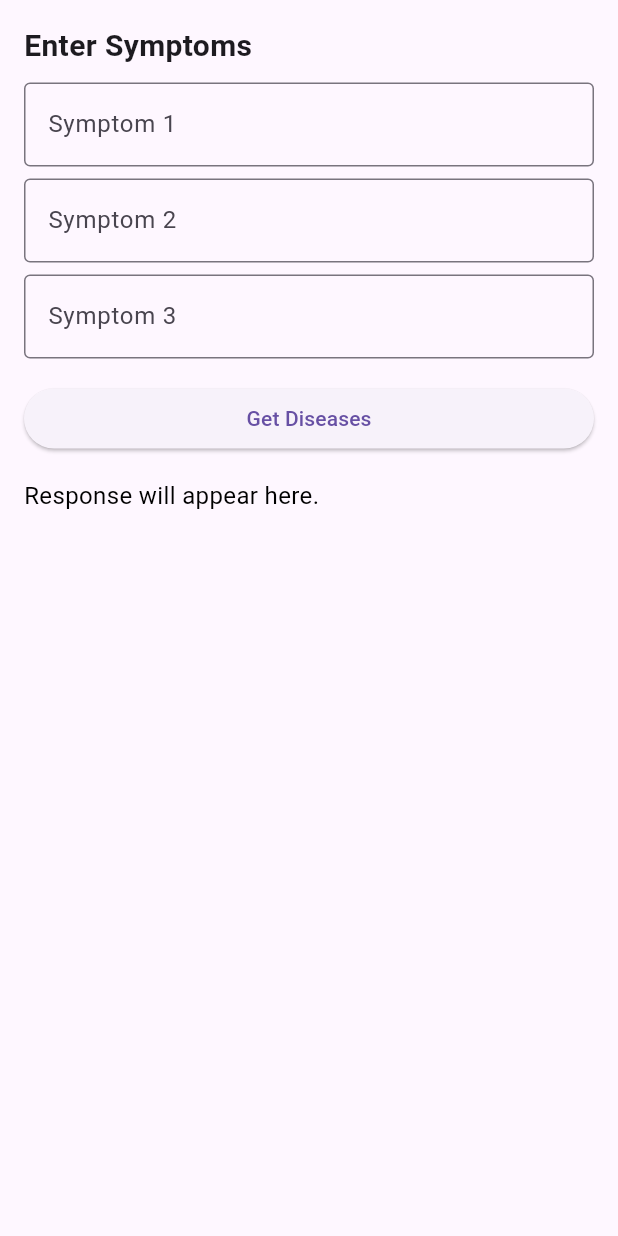
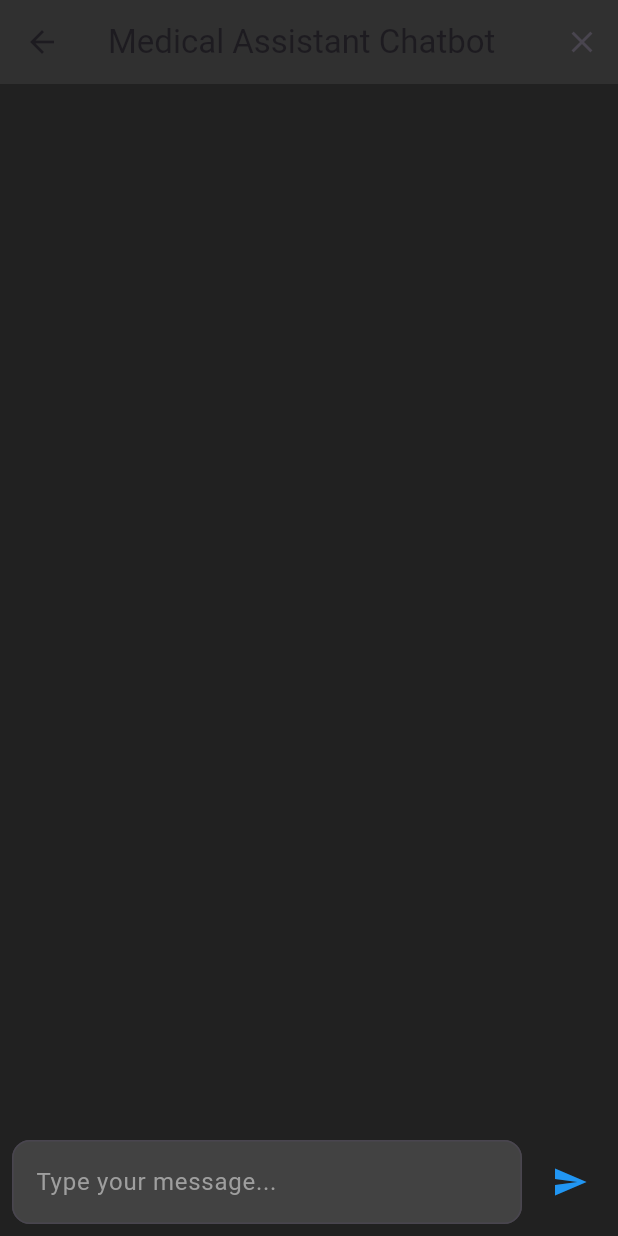
Before and after one commit to AshwinG-23/Medi, a Flutter app: the ChatbotScreen screen opened directly with empty values, on a phone screen of 412 x 824 dp. Run offline on Flutter 3.47's test engine with Material 3 defaults, Android fonts, the phone set to English and light mode, and no system bars; our stand-ins replace cloud_firestore, curved_navigation_bar, firebase_auth, firebase_core, flutter_map, geolocator and 7 more; accounts and stored records are empty.

Commit message:
6 Feb 2321

```diff
--- a/lib/screens/chatbot_screen.dart
+++ b/lib/screens/chatbot_screen.dart
@@ -2,56 +2,51 @@ import 'package:flutter/material.dart';
 import '../services/api_service.dart'; // Import your ChatbotApiService
 
 class ChatbotScreen extends StatefulWidget {
+  final String userId;
   final VoidCallback onClose;
 
-  const ChatbotScreen({super.key, required this.onClose});
+  const ChatbotScreen({
+    super.key,
+    required this.userId,
+    required this.onClose,
+  });
 
   @override
   _ChatbotScreenState createState() => _ChatbotScreenState();
 }
 
 class _ChatbotScreenState extends State<ChatbotScreen> {
-  final TextEditingController _symptom1Controller = TextEditingController();
-  final TextEditingController _symptom2Controller = TextEditingController();
-  final TextEditingController _symptom3Controller = TextEditingController();
-
-  String _response = '';
+  final TextEditingController _messageController = TextEditingController();
+  final List<Map<String, String>> _chatHistory = [];
   bool _isLoading = false;
 
-  /// Validates user input and fetches diseases from the API.
-  Future<void> _fetchDiseases() async {
-    // Validate input
-    if (_symptom1Controller.text.trim().isEmpty ||
-        _symptom2Controller.text.trim().isEmpty ||
-        _symptom3Controller.text.trim().isEmpty) {
-      setState(() {
-        _response = 'Please fill in all the symptom fields.';
-      });
-      return;
-    }
+  /// Sends a message to the chatbot and updates the chat history.
+  Future<void> _sendMessage() async {
+    final String message = _messageController.text.trim();
+    if (message.isEmpty) return;
 
     setState(() {
       _isLoading = true;
-      _response = '';
+      _chatHistory.add({"user": message, "bot": ""});
     });
 
     try {
-      final String response = await ChatbotApiService.getDiseases(
-        symptom1: _symptom1Controller.text.trim(),
-        symptom2: _symptom2Controller.text.trim(),
-        symptom3: _symptom3Controller.text.trim(),
+      final String response = await ChatbotApiService.sendMessage(
+        userId: widget.userId,
+        message: message,
       );
 
       setState(() {
-        _response = response;
+        _chatHistory.last["bot"] = response;
       });
     } catch (e) {
       setState(() {
-        _response = 'Error: $e';
+        _chatHistory.last["bot"] = "Error: $e";
       });
     } finally {
       setState(() {
         _isLoading = false;
+        _messageController.clear();
       });
     }
   }
@@ -59,73 +54,90 @@ class _ChatbotScreenState extends State<ChatbotScreen> {
   @override
   Widget build(BuildContext context) {
     return Scaffold(
-      body: Padding(
-        padding: const EdgeInsets.all(16.0),
+      backgroundColor: Colors.grey[900],
+      appBar: AppBar(
+        title: Text('Medical Assistant Chatbot'),
+        backgroundColor: Colors.grey[850],
+        actions: [
+          IconButton(
+            icon: Icon(Icons.close),
+            onPressed: widget.onClose,
+          ),
+        ],
+      ),
+      body: Column(
+        children: [
+          Expanded(
+            child: ListView.builder(
+              itemCount: _chatHistory.length,
+              itemBuilder: (context, index) {
+                final message = _chatHistory[index];
+                return Padding(
+                  padding: const EdgeInsets.all(8.0),
                   child: Column(
-          crossAxisAlignment: CrossAxisAlignment.stretch,
+                    crossAxisAlignment: message.containsKey("user")
+                        ? CrossAxisAlignment.end
+                        : CrossAxisAlignment.start,
                     children: [
-            Text(
-              'Enter Symptoms',
-              style: TextStyle(fontSize: 20, fontWeight: FontWeight.bold),
+                      if (message.containsKey("user"))
+                        Container(
+                          padding: EdgeInsets.all(12),
+                          decoration: BoxDecoration(
+                            color: Colors.blue[800],
+                            borderRadius: BorderRadius.circular(12),
                           ),
-            SizedBox(height: 10),
-            TextField(
-              controller: _symptom1Controller,
-              decoration: InputDecoration(
-                labelText: 'Symptom 1',
-                border: OutlineInputBorder(),
+                          child: Text(
+                            message["user"]!,
+                            style: TextStyle(color: Colors.white),
                           ),
                         ),
-            SizedBox(height: 8),
-            TextField(
-              controller: _symptom2Controller,
-              decoration: InputDecoration(
-                labelText: 'Symptom 2',
-                border: OutlineInputBorder(),
+                      if (message.containsKey("bot"))
+                        Container(
+                          padding: EdgeInsets.all(12),
+                          decoration: BoxDecoration(
+                            color: Colors.grey[800],
+                            borderRadius: BorderRadius.circular(12),
                           ),
-            ),
-            SizedBox(height: 8),
-            TextField(
-              controller: _symptom3Controller,
-              decoration: InputDecoration(
-                labelText: 'Symptom 3',
-                border: OutlineInputBorder(),
-              ),
-            ),
-            SizedBox(height: 16),
-            ElevatedButton(
-              onPressed: _isLoading ? null : _fetchDiseases,
-              child: _isLoading
-                  ? SizedBox(
-                      height: 20,
-                      width: 20,
-                      child: CircularProgressIndicator(
-                        valueColor: AlwaysStoppedAnimation<Color>(Colors.white),
-                        strokeWidth: 2,
-                      ),
-                    )
-                  : Text('Get Diseases'),
-            ),
-            SizedBox(height: 16),
-            Expanded(
-              child: SingleChildScrollView(
                           child: Text(
-                  _response.isEmpty ? 'Response will appear here.' : _response,
-                  style: TextStyle(fontSize: 16, color: Colors.black),
-                ),
+                            message["bot"]!,
+                            style: TextStyle(color: Colors.white),
                           ),
                         ),
                     ],
                   ),
+                );
+              },
+            ),
+          ),
+          Padding(
+            padding: const EdgeInsets.all(8.0),
+            child: Row(
+              children: [
+                Expanded(
+                  child: TextField(
+                    controller: _messageController,
+                    decoration: InputDecoration(
+                      hintText: 'Type your message...',
+                      hintStyle: TextStyle(color: Colors.grey),
+                      border: OutlineInputBorder(
+                        borderRadius: BorderRadius.circular(12),
+                      ),
+                      filled: true,
+                      fillColor: Colors.grey[800],
+                    ),
+                    style: TextStyle(color: Colors.white),
+                  ),
+                ),
+                SizedBox(width: 8),
+                IconButton(
+                  icon: Icon(Icons.send, color: Colors.blue),
+                  onPressed: _isLoading ? null : _sendMessage,
+                ),
+              ],
+            ),
+          ),
+        ],
       ),
     );
   }
-
-  @override
-  void dispose() {
-    _symptom1Controller.dispose();
-    _symptom2Controller.dispose();
-    _symptom3Controller.dispose();
-    super.dispose();
 }
-}
--- a/lib/services/api_service.dart
+++ b/lib/services/api_service.dart
@@ -4,17 +4,15 @@ import 'package:http/http.dart' as http;
 class ChatbotApiService {
   static const String baseUrl = 'https://8d4c-117-232-118-93.ngrok-free.app';
 
-  /// Sends symptoms to the chatbot API and gets a response.
-  static Future<String> getDiseases({
-    required String symptom1,
-    required String symptom2,
-    required String symptom3,
+  /// Sends a chat message to the chatbot API and gets a response.
+  static Future<String> sendMessage({
+    required String userId,
+    required String message,
   }) async {
-    final String endpoint = '$baseUrl/get_diseases';
+    final String endpoint = '$baseUrl/chat';
     final Map<String, String> requestBody = {
-      'symptom1': symptom1,
-      'symptom2': symptom2,
-      'symptom3': symptom3,
+      'user_id': userId,
+      'message': message,
     };
 
     try {
@@ -26,20 +24,9 @@ class ChatbotApiService {
 
       if (response.statusCode == 200) {
         final data = jsonDecode(response.body);
-
-        // Assuming response from the backend is directly text
-        if (data is String) {
-          return data;
-        }
-
-        // If response is wrapped in JSON
-        if (data is Map<String, dynamic> && data.containsKey('response')) {
-          return data['response'];
-        }
-
-        throw Exception('Unexpected response format');
+        return data['response'];
       } else {
-        throw Exception('Failed to fetch diseases: ${response.statusCode}');
+        throw Exception('Failed to fetch response: ${response.statusCode}');
       }
     } catch (e) {
       throw Exception('Error occurred: $e');
```
Also changed, not shown: lib/screens/home_screen.dart (+100 -15 lines). Lines whose indentation alone changed are shown as unchanged.
